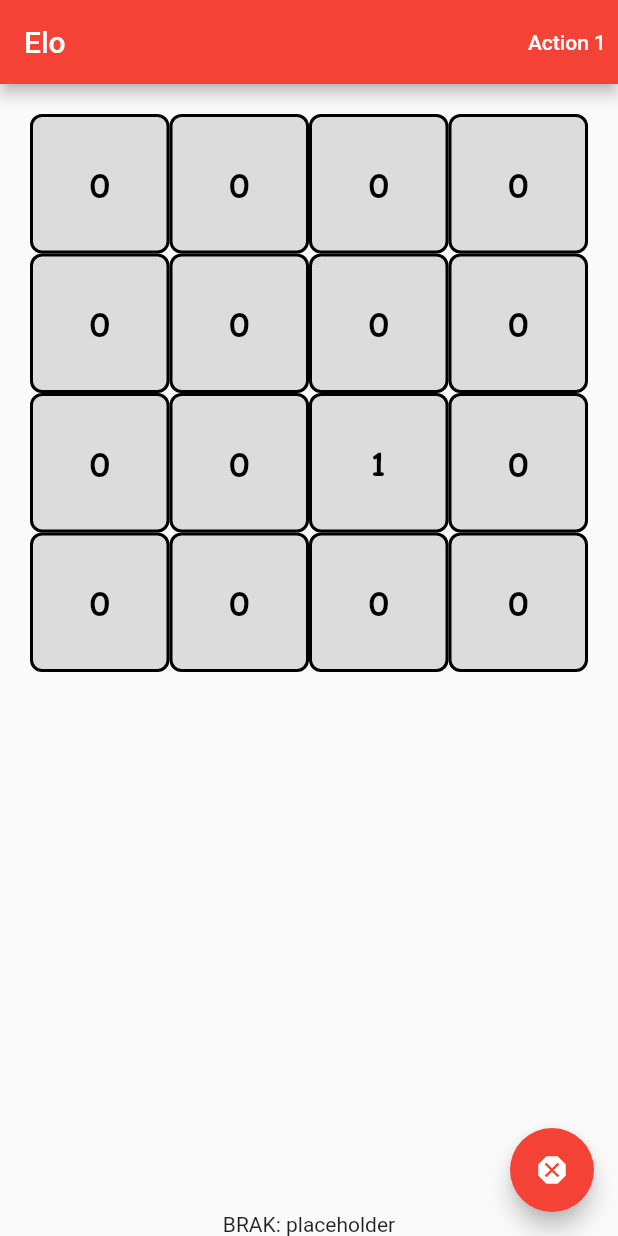
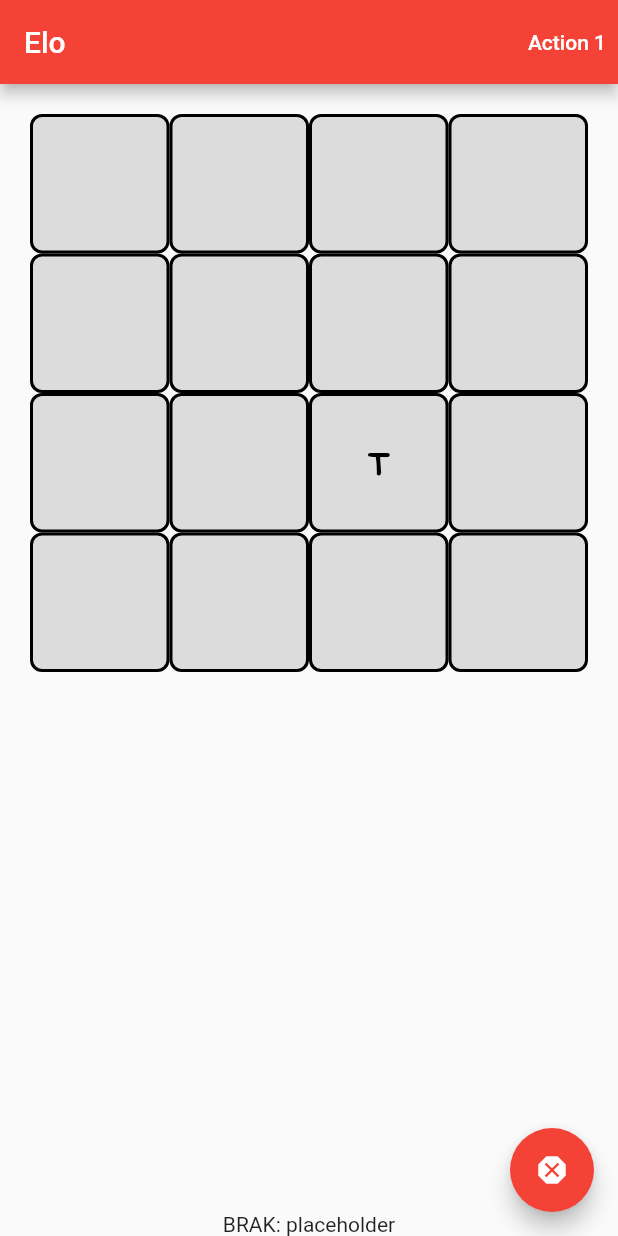
Before and after one commit to Io-Maciek/flutter_test, a Flutter app: the screen it shows after launch, on a phone screen of 412 x 824 dp. Run offline on Flutter 3.47's test engine with Material 2 defaults, Android fonts, the phone set to English and light mode, and no system bars; our stand-ins replace shared_preferences.

```diff
--- a/lib/SudokuPole.dart
+++ b/lib/SudokuPole.dart
@@ -1,32 +1,26 @@
-
 import 'package:flutter/material.dart';
 
 class SudokuPole extends StatefulWidget {
-  //var _onPress = (int _v) => 0;
-  int value = 0;
+  String value = "";
   SudokuPoleDynamic child = SudokuPoleDynamic();
 
   SudokuPole({Key? key}) : super(key: key) {
-    //_onPress = onPress;
     child = SudokuPoleDynamic();
   }
 
-  SudokuPole.set(int setValue, {Key? key}) : super(key: key) {
+  SudokuPole.set(String setValue, {Key? key}) : super(key: key) {
     value = setValue;
     child = SudokuPoleDynamic();
   }
 
   @override
-  State<StatefulWidget> createState() => SudokuPoleDynamic();//child;
+  State<StatefulWidget> createState() => SudokuPoleDynamic();
 }
 
 class SudokuPoleDynamic extends State<SudokuPole> {
-
   @override
   Widget build(BuildContext context) {
-    return GestureDetector(
-        //onTap: sudokuButtonPressed,
-        child: Stack(alignment: Alignment.center, children: [
+    return Stack(alignment: Alignment.center, children: [
       Container(
         decoration: BoxDecoration(
             color: Colors.black12,
@@ -36,13 +30,13 @@ class SudokuPoleDynamic extends State<SudokuPole> {
               width: 2.0,
             )),
       ),
-      Text('${widget.value}',
+      Text(widget.value,
           textAlign: TextAlign.center,
           style: const TextStyle(
               color: Colors.black,
               fontSize: 21,
               fontWeight: FontWeight.bold,
               fontFamily: "ComicSans")),
-    ]));
+    ]);
   }
 }
```
Also changed, not shown: lib/MainGrid.dart (+45 -13 lines).
